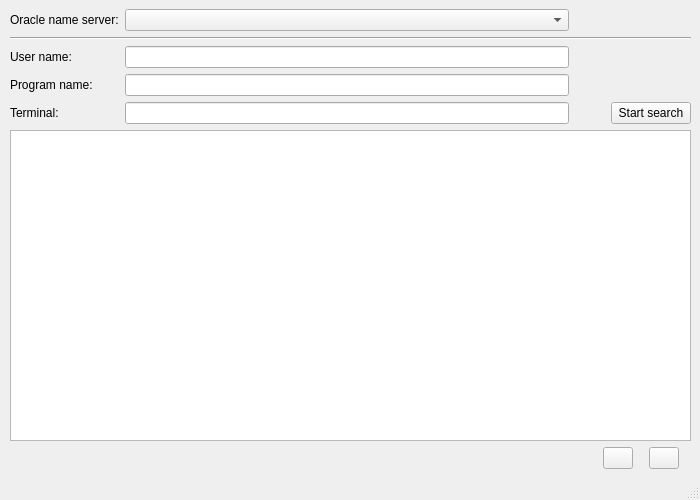
The window that source/qtdesigner/oracle_sessions_ui.ui (MValaguz/MGrep) describes before a commit, drawn with Qt 5.
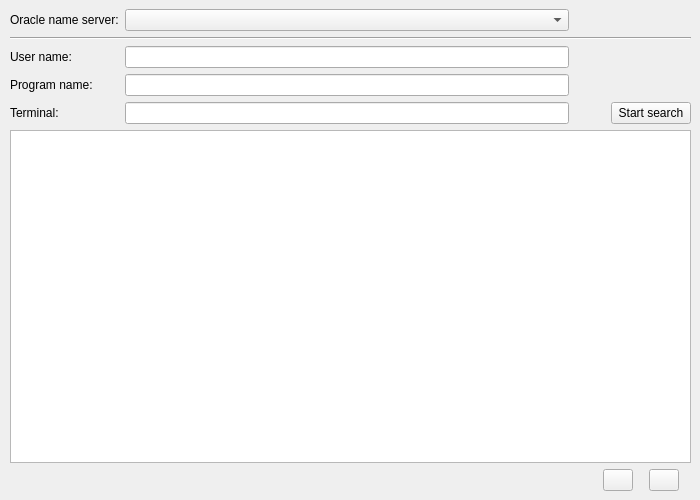
The same window after the commit. Icons and pictures are not drawn.

What changed in the file:
```diff
--- a/source/qtdesigner/oracle_sessions_ui.ui
+++ b/source/qtdesigner/oracle_sessions_ui.ui
@@ -172,7 +172,6 @@
     </item>
    </layout>
   </widget>
-  <widget class="QStatusBar" name="statusbar"/>
  </widget>
  <tabstops>
   <tabstop>o_lst1</tabstop>
```
